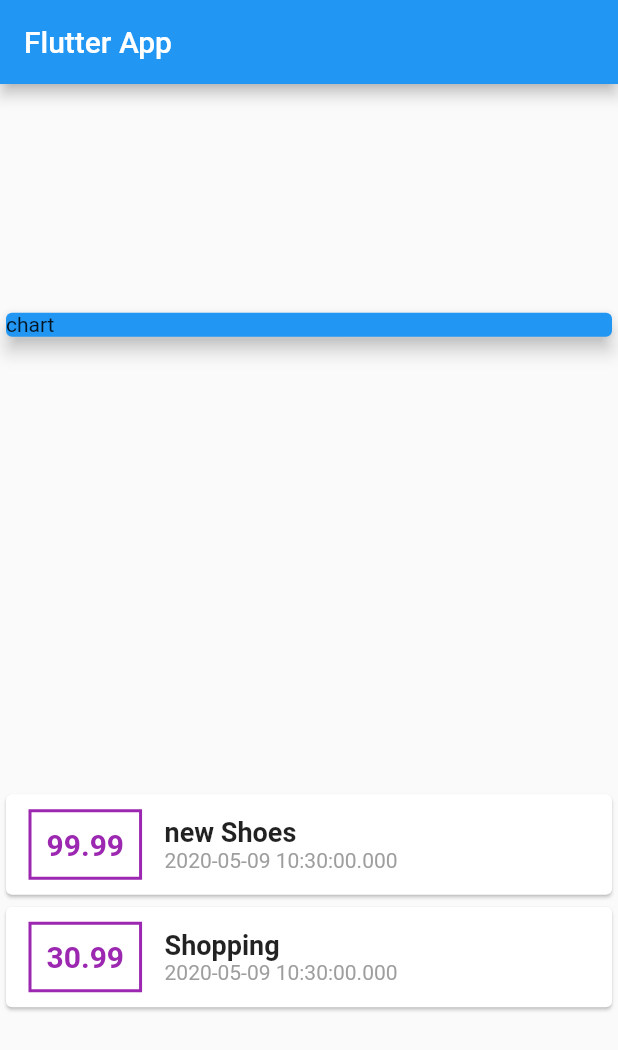
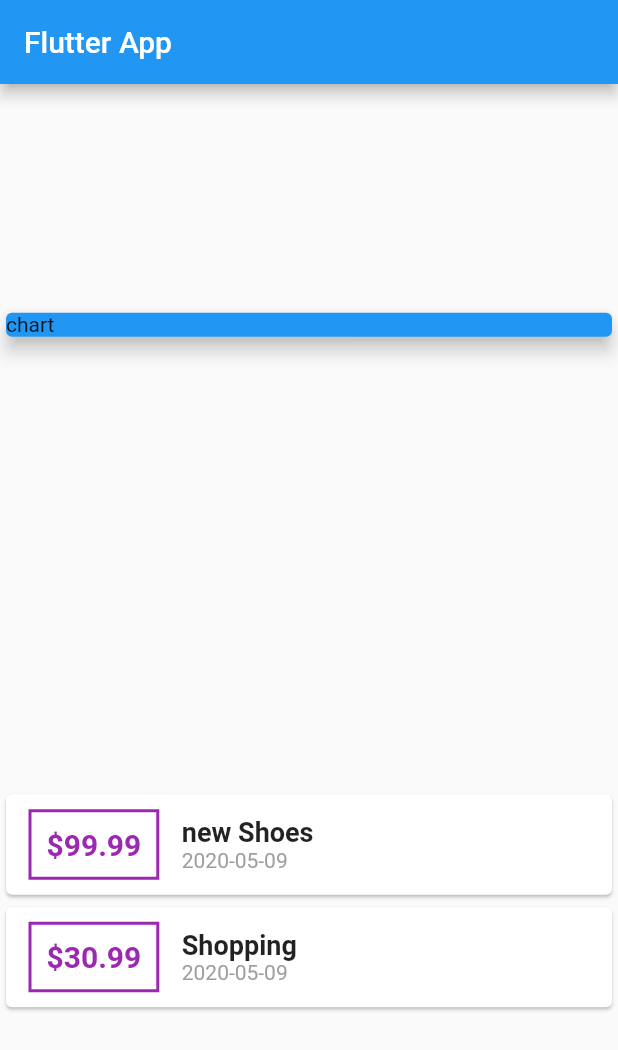
Before and after one commit to AlexStotch/expensesFlutter, a Flutter app: the screen it shows after launch, on a phone screen of 412 x 824 dp. Shown: the top 1050 px of the screen. Run offline on Flutter 3.47's test engine with Material 2 defaults, Android fonts, the phone set to English and light mode, and no system bars.

Commit message:
add intl package

```diff
--- a/expenses_app/lib/main.dart
+++ b/expenses_app/lib/main.dart
@@ -1,6 +1,7 @@
+import 'package:flutter/material.dart';
+import 'package:intl/intl.dart';
+
 import 'package:expenses_app/transaction.dart';
-import 'package:flutter/material.dart';
-
 void main() => runApp(MyApp());
 
 class MyApp extends StatelessWidget {
@@ -65,7 +66,7 @@ class MyHomePage extends StatelessWidget {
                     ),
                     padding: EdgeInsets.all(10),
                     child: Text(
-                      tx.amount.toString(),
+                      '\$${tx.amount}',
                       style: TextStyle(
                           fontWeight: FontWeight.bold,
                           fontSize: 20,
@@ -80,9 +81,12 @@ class MyHomePage extends StatelessWidget {
                         style: TextStyle(
                           fontSize: 18,
                           fontWeight: FontWeight.bold,
-                         ),
+                        ),
                       ),
-                      Text(tx.date.toString(), style: TextStyle(color: Colors.grey),)
+                      Text(
+                        DateFormat('yyyy-MM-dd').format(tx.date),
+                        style: TextStyle(color: Colors.grey),
+                      )
                     ],
                   )
                 ],
--- a/expenses_app/pubspec.yaml
+++ b/expenses_app/pubspec.yaml
@@ -23,6 +23,8 @@ environment:
 dependencies:
   flutter:
     sdk: flutter
+  intl: ^0.16.1
+
 
 
   # The following adds the Cupertino Icons font to your application.
```
